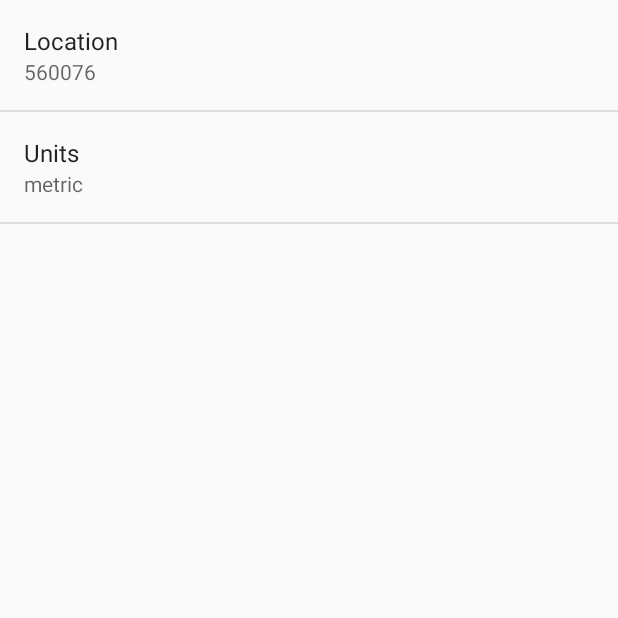
After one commit to PramodDutta/RetroWeather, an Android app: the SettingsActivity screen opened directly, with no data from a screen before it, on a phone screen of 412 x 824 dp, the top half of it. The commit adds this screen. Run offline under Robolectric (Android 15) with nearby library versions, the phone set to English and light mode, and no system bars.

```diff
--- a/app/src/main/java/com/witmergers/retroweather/ForecastFragment.java
+++ b/app/src/main/java/com/witmergers/retroweather/ForecastFragment.java
@@ -309,7 +309,7 @@ public class ForecastFragment extends Fragment {
             }
             else
             {
-                Log.d(LOG_TAG,"WOW xDDDDDDDDDDDDDDDD");
+                Log.d(LOG_TAG,"Imperila :  Unit is choosed");
 
             }
 
--- /dev/null
+++ b/app/src/main/java/com/witmergers/retroweather/SettingsActivity.java
@@ -0,0 +1,71 @@
+package com.witmergers.retroweather;
+
+/**
+ * Created by WP8Dev on 09-12-2014.
+ */
+
+import android.os.Bundle;
+import android.preference.ListPreference;
+import android.preference.Preference;
+import android.preference.PreferenceActivity;
+import android.preference.PreferenceManager;
+
+
+public class SettingsActivity extends PreferenceActivity
+        implements Preference.OnPreferenceChangeListener {
+
+    @Override
+    public void onCreate(Bundle savedInstanceState) {
+        super.onCreate(savedInstanceState);
+        // Add 'general' preferences, defined in the XML file
+        // TODO: Add preferences from XML
+
+        addPreferencesFromResource(R.xml.pref_general);
+        bindPreferenceSummaryToValue(findPreference(getString(R.string.pref_location_key)));
+        bindPreferenceSummaryToValue(findPreference(getString(R.string.pref_unit)));
+        // For all preferences, attach an OnPreferenceChangeListener so the UI summary can be
+        // updated when the preference changes.
+        // TODO: Add preferences
+
+
+
+
+    }
+
+    /**
+     * Attaches a listener so the summary is always updated with the preference value.
+     * Also fires the listener once, to initialize the summary (so it shows up before the value
+     * is changed.)
+     */
+    private void bindPreferenceSummaryToValue(Preference preference) {
+        // Set the listener to watch for value changes.
+        preference.setOnPreferenceChangeListener(this);
+
+        // Trigger the listener immediately with the preference's
+        // current value.
+        onPreferenceChange(preference,
+                PreferenceManager
+                        .getDefaultSharedPreferences(preference.getContext())
+                        .getString(preference.getKey(), ""));
+    }
+
+    @Override
+    public boolean onPreferenceChange(Preference preference, Object value) {
+        String stringValue = value.toString();
+
+        if (preference instanceof ListPreference) {
+            // For list preferences, look up the correct display value in
+            // the preference's 'entries' list (since they have separate labels/values).
+            ListPreference listPreference = (ListPreference) preference;
+            int prefIndex = listPreference.findIndexOfValue(stringValue);
+            if (prefIndex >= 0) {
+                preference.setSummary(listPreference.getEntries()[prefIndex]);
+            }
+        } else {
+            // For other preferences, set the summary to the value's simple string representation.
+            preference.setSummary(stringValue);
+        }
+        return true;
+    }
+
+}
--- a/app/src/main/res/menu/main.xml
+++ b/app/src/main/res/menu/main.xml
@@ -7,7 +7,7 @@
         android:orderInCategory="100"
         app:showAsAction="never" />
 
-    <item android:id="@+id/mylocation"
+   <!-- <item android:id="@+id/mylocation"
         android:title="My Location"
-        app:showAsAction="ifRoom"/>
+        app:showAsAction="ifRoom"/>-->
 </menu>
--- /dev/null
+++ b/app/src/main/res/xml/pref_general.xml
@@ -0,0 +1,30 @@
+<?xml version="1.0" encoding="utf-8"?>
+<PreferenceScreen xmlns:android="http://schemas.android.com/apk/res/android"
+    android:layout_width="match_parent"
+    android:layout_height="match_parent">
+
+
+
+   <EditTextPreference
+       android:key="@string/pref_location_key"
+       android:title="@string/pref_location_label"
+       android:defaultValue="@string/pref_location_default"
+       android:inputType="text"
+       android:singleLine="true"
+       android:summary="@string/summary"
+
+       />
+
+
+
+
+    <ListPreference
+
+        android:title="@string/pref_units_label"
+        android:key="@string/pref_unit"
+        android:dialogTitle="@string/pref_units_dialoglabel"
+        android:entries="@array/pref_units_options"
+        android:entryValues="@array/pref_units_values"
+        android:defaultValue="@string/pref_defunits_metric" />
+
+</PreferenceScreen>
```
Also changed, not shown: app/src/main/java/com/witmergers/retroweather/MainActivity.java (+3 -9 lines), app/src/main/java/com/witmergers/retroweather/data/WeatherContract.java (added, +38 -0 lines), app/src/main/java/com/witmergers/retroweather/data/WeatherDbHelper.java (added, +87 -0 lines), 5 other files.
